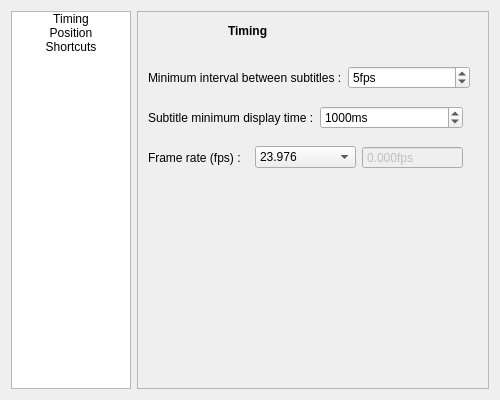
liloneum/amapola, file mysettings.ui: the form before one commit.
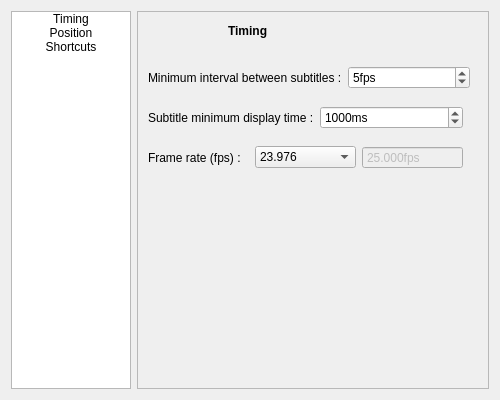
The form after the commit. The open tabs and pages were chosen to show the change.

The edit to the form file:
```diff
--- a/mysettings.ui
+++ b/mysettings.ui
@@ -220,9 +220,15 @@
           <property name="decimals">
            <number>3</number>
           </property>
+          <property name="minimum">
+           <double>1.000000000000000</double>
+          </property>
           <property name="singleStep">
            <double>0.010000000000000</double>
           </property>
+          <property name="value">
+           <double>25.000000000000000</double>
+          </property>
          </widget>
         </item>
        </layout>
```
Left out of the diff: 7 changed lines with no effect on the pictures.
